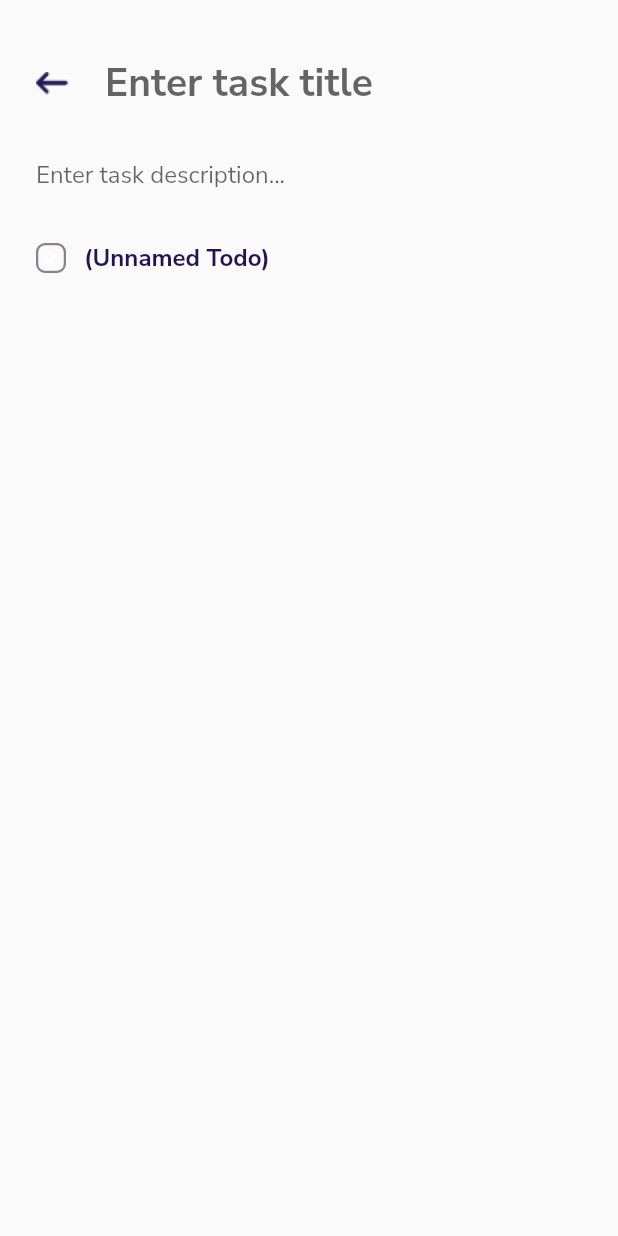
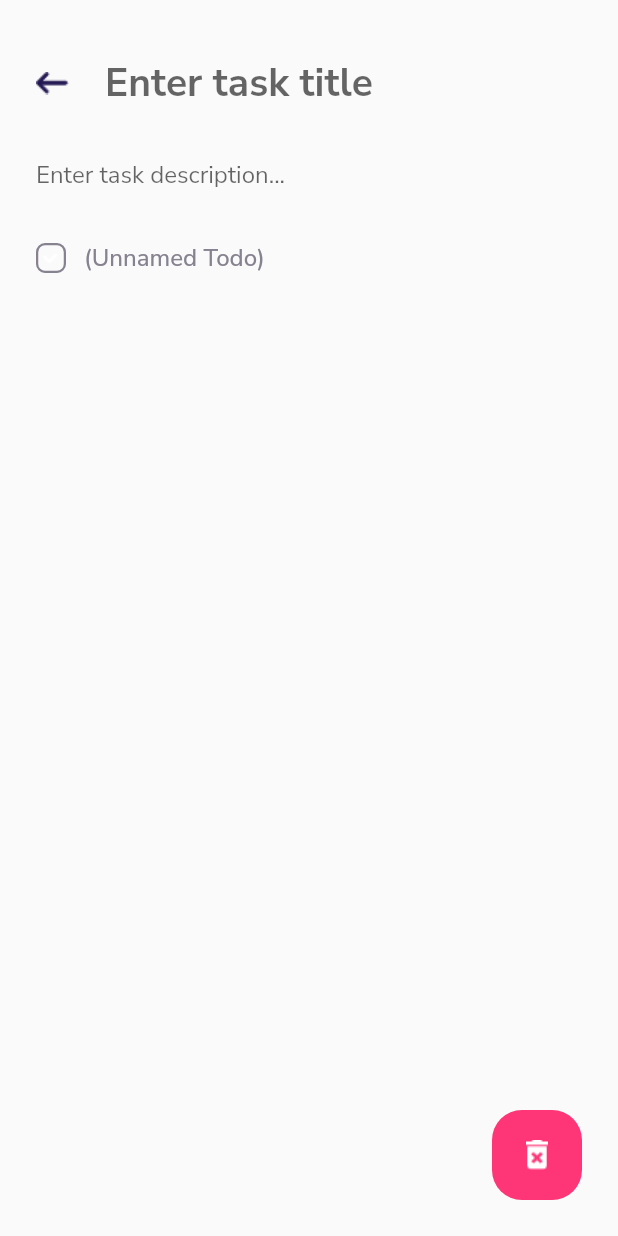
Before and after one commit to stonecoldanmol/todoverse, a Flutter app: the TaskPage screen opened directly, on a phone screen of 412 x 824 dp. Run offline on Flutter 3.47's test engine with Material 2 defaults, Android fonts, the phone set to English and light mode, and no system bars; our stand-ins replace google_fonts.

Commit message:
Adding Todo widget

```diff
--- a/lib/screens/taskpage.dart
+++ b/lib/screens/taskpage.dart
@@ -17,7 +17,9 @@ class _TaskPageState extends State<TaskPage>
     return Scaffold(
       body: SafeArea(
         child: Container(
-              child: Column(
+              child: Stack(
+                children: <Widget>[
+                  Column(
                     crossAxisAlignment: CrossAxisAlignment.start,
                     children: <Widget>[
                       Padding(
@@ -71,6 +73,30 @@ class _TaskPageState extends State<TaskPage>
                         isDone: false,
                       ),
                     ],
+                  ),
+                  Positioned(
+                    bottom: 24.0,
+                    right: 24.0,
+                    child: GestureDetector(
+                      onTap: (){
+                        Navigator.push(context, MaterialPageRoute(builder: (context)=>TaskPage()),);
+                      },
+                      child: Container(
+                        width: 60,
+                        height: 60,
+                        decoration: BoxDecoration(
+                          color: Color(0xFFFE3577),
+                          borderRadius: BorderRadius.circular(20.0),
+                        ),
+                        child: Image(
+                            image: AssetImage(
+                              'assets/images/delete_icon.png',
+                            )
+                        ),
+                      ),
+                    ),
+                  ),
+                ],
               )
         ),
       ),
--- a/lib/widgets.dart
+++ b/lib/widgets.dart
@@ -84,9 +84,9 @@ class TodoWidget extends StatelessWidget {
           Text(
             text??'(Unnamed Todo)',
             style: TextStyle(
-              color: Color(0xFF211551),
+              color: isDone?Color(0xFF211551): Color(0xFF868290),
               fontSize: 16.0,
-              fontWeight: FontWeight.bold,
+              fontWeight: isDone?FontWeight.bold:FontWeight.w500,
             ),
           ),
         ],
```
Lines whose indentation alone changed are shown as unchanged.
